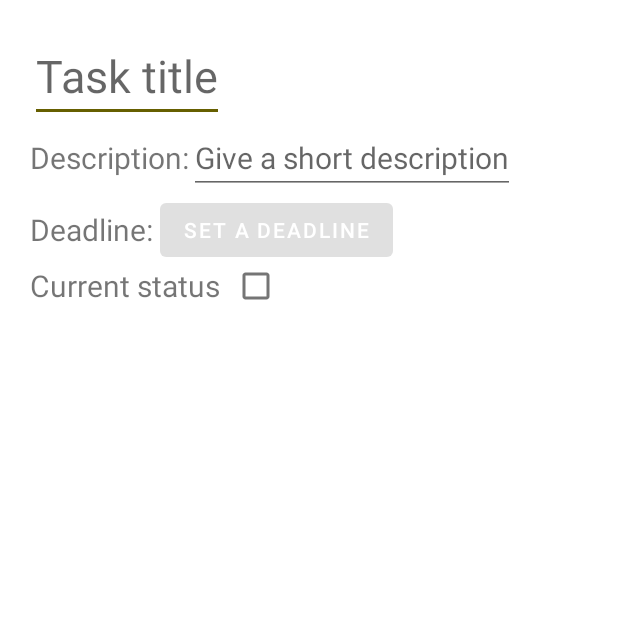
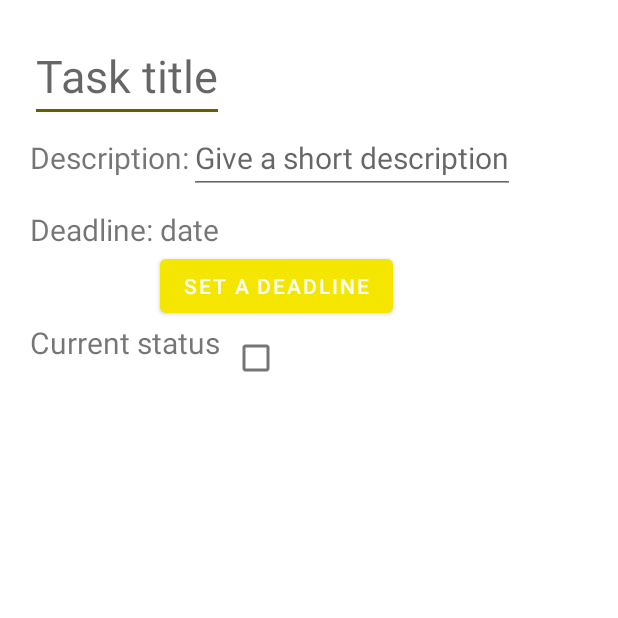
Before and after one commit to bounswe/2021SpringGroup12, an Android app: the fragment TaskFragmentEdit shown on its own in the app's theme, on a phone screen of 412 x 824 dp, the top half of it. Run offline under Robolectric (Android 15) with nearby library versions, the phone set to English and light mode, and no system bars; our stand-ins replace ButterKnife; network calls fail; 12 statements that could not run were skipped.

Commit message:
deadline choosing calendar feature added for taskedit and routineedit pages

```diff
--- a/application/android/app/src/main/java/com/group12/beabee/models/responses/Entity.java
+++ b/application/android/app/src/main/java/com/group12/beabee/models/responses/Entity.java
@@ -15,7 +15,7 @@ public class Entity implements Serializable {
     @SerializedName("mainGoal_id")
     public int mainGoalId;
     public String createdAt;
-    public String deadline = null;
+    public String deadline;
     public String rating = null;
     public String period = null;
     public String created = null;
--- a/application/android/app/src/main/java/com/group12/beabee/models/responses/RoutineDTO.java
+++ b/application/android/app/src/main/java/com/group12/beabee/models/responses/RoutineDTO.java
@@ -15,7 +15,7 @@ public class RoutineDTO implements Serializable {
     @SerializedName("mainGoal_id")
     public int mainGoalId;
     public String createdAt;
-    public String deadline = null;
+    public String deadline;
     public String rating = null;
     public String period = null;
     public String created = null;
--- a/application/android/app/src/main/java/com/group12/beabee/models/responses/TaskDTO.java
+++ b/application/android/app/src/main/java/com/group12/beabee/models/responses/TaskDTO.java
@@ -3,6 +3,7 @@ package com.group12.beabee.models.responses;
 import com.google.gson.annotations.SerializedName;
 
 import java.io.Serializable;
+import java.util.Date;
 
 public class TaskDTO implements Serializable {
     public String title;
@@ -15,8 +16,9 @@ public class TaskDTO implements Serializable {
     @SerializedName("mainGoal_id")
     public int mainGoalId;
     public String createdAt;
-    public String deadline = null;
+    public String deadline;
     public String rating = null;
     public String period = null;
     public String created = null;
+
 }
--- a/application/android/app/src/main/java/com/group12/beabee/views/entities/RoutineFragment.java
+++ b/application/android/app/src/main/java/com/group12/beabee/views/entities/RoutineFragment.java
@@ -34,6 +34,8 @@ public class RoutineFragment extends BaseEntityListBottomFragment {
     TextView tvDescription;
     @BindView(R.id.cb_isDone)
     CheckBox cbIsDone;
+    @BindView(R.id.tv_dateSelected)
+    TextView tvDateSelected;
     private RoutineDTO routineDTO;
 
 
@@ -100,6 +102,7 @@ public class RoutineFragment extends BaseEntityListBottomFragment {
         tvTitle.setText(data.title);
         tvDescription.setText(data.description);
         cbIsDone.setChecked(data.isDone);
+        tvDateSelected.setText(data.deadline);
     }
 
     @Override
--- a/application/android/app/src/main/java/com/group12/beabee/views/entities/TaskFragment.java
+++ b/application/android/app/src/main/java/com/group12/beabee/views/entities/TaskFragment.java
@@ -34,6 +34,8 @@ public class TaskFragment extends BaseEntityListBottomFragment {
     TextView tvDescription;
     @BindView(R.id.cb_isDone)
     CheckBox cbIsDone;
+    @BindView(R.id.tv_dateSelected)
+    TextView tvDateSelected;
     private TaskDTO taskDTO;
 
 
@@ -99,6 +101,9 @@ public class TaskFragment extends BaseEntityListBottomFragment {
         tvTitle.setText(data.title);
         tvDescription.setText(data.description);
         cbIsDone.setChecked(data.isDone);
+        tvDateSelected.setText(data.deadline);
+
+
     }
 
     @Override
--- a/application/android/app/src/main/java/com/group12/beabee/views/entities/TaskFragmentEdit.java
+++ b/application/android/app/src/main/java/com/group12/beabee/views/entities/TaskFragmentEdit.java
@@ -1,14 +1,22 @@
 package com.group12.beabee.views.entities;
 
+import android.app.DatePickerDialog;
+import android.os.Build;
 import android.os.Bundle;
 
 import androidx.annotation.NonNull;
 import androidx.annotation.Nullable;
+import androidx.annotation.RequiresApi;
 import androidx.fragment.app.Fragment;
+import androidx.fragment.app.DialogFragment;
 
 import android.view.View;
+import android.widget.Button;
 import android.widget.CheckBox;
+import android.widget.DatePicker;
 import android.widget.EditText;
+import android.widget.TextView;
+import android.widget.Toast;
 
 import com.group12.beabee.BeABeeApplication;
 import com.group12.beabee.R;
@@ -19,7 +27,11 @@ import com.group12.beabee.models.responses.TaskDTO;
 import com.group12.beabee.views.BaseInnerFragment;
 import com.group12.beabee.views.MainStructure.PageMode;
 
+import java.text.DateFormat;
+import java.util.Calendar;
+
 import butterknife.BindView;
+import butterknife.OnClick;
 import retrofit2.Call;
 import retrofit2.Callback;
 import retrofit2.Response;
@@ -29,7 +41,7 @@ import retrofit2.Response;
  * Use the {@link TaskFragmentEdit#newInstance} factory method to
  * create an instance of this fragment.
  */
-public class TaskFragmentEdit extends BaseInnerFragment {
+public class TaskFragmentEdit extends BaseInnerFragment implements DatePickerDialog.OnDateSetListener {
 
     @BindView(R.id.et_title)
     EditText etTitle;
@@ -37,6 +49,10 @@ public class TaskFragmentEdit extends BaseInnerFragment {
     EditText etDescription;
     @BindView(R.id.cb_isDone)
     CheckBox cbIsDone;
+    @BindView(R.id.tv_deadline)
+    TextView tvDeadline;
+    @BindView(R.id.btn_pickDate)
+    Button btnPickDate;
 
     private TaskDTO taskDTO;
 
@@ -72,6 +88,17 @@ public class TaskFragmentEdit extends BaseInnerFragment {
         etTitle.setText(taskDTO.title);
         etDescription.setText(taskDTO.description);
         cbIsDone.setChecked(taskDTO.isDone);
+        tvDeadline.setText(taskDTO.deadline);
+        //Button button = (Button) findViewById(R.id.btn_pickDate);
+//        btnPickDate.setOnClickListener(new View.OnClickListener() {
+//            @OnClick
+//            public void onClick(View v) {
+//
+//                //Toast.makeText(this, "Click event works.", Toast.LENGTH_SHORT).show();
+//                DialogFragment datePicker = new DeadlineCalendarFragment(this);
+//                datePicker.show(getChildFragmentManager(), "date picker");
+//            }
+//        });
     }
 
     @Override
@@ -88,6 +115,7 @@ public class TaskFragmentEdit extends BaseInnerFragment {
         taskDTO.title = etTitle.getText().toString();
         taskDTO.description = etDescription.getText().toString();
         taskDTO.isDone = cbIsDone.isChecked();
+        taskDTO.deadline = tvDeadline.getText().toString();
         service.updateTask(taskDTO.id, taskDTO).enqueue(new Callback<BasicResponse>() {
             @Override
             public void onResponse(Call<BasicResponse> call, Response<BasicResponse> response) {
@@ -117,4 +145,35 @@ public class TaskFragmentEdit extends BaseInnerFragment {
     protected int GetLayoutId() {
         return R.layout.fragment_task_edit;
     }
+
+    @RequiresApi(api = Build.VERSION_CODES.O)
+    @Override
+    public void onDateSet(DatePicker view, int year, int month, int dayOfMonth) {
+        Calendar c = Calendar.getInstance();
+        c.set(Calendar.YEAR, year);
+        c.set(Calendar.MONTH, month);
+        c.set(Calendar.DAY_OF_MONTH, dayOfMonth);
+        String dateString = c.toInstant().toString();
+//
+//
+        tvDeadline.setText(dateString);
+        //String currentDateString = DateFormat.getDateInstance(DateFormat.FULL).format(c.getTime());
+
+
+       // tvDeadline.setText(currentDateString);
+
+    }
+
+    @OnClick(R.id.btn_pickDate)
+    public void onClick(View view) {
+//        Calendar c = Calendar.getInstance();
+//        int year = c.get(Calendar.YEAR);
+//        int month = c.get(Calendar.MONTH);
+//        int day = c.get(Calendar.DAY_OF_MONTH);
+
+        //DialogFragment datePicker = new DatePickerDialog(getContext(), (DatePickerDialog.OnDateSetListener) getContext(), year, month, day);
+        DialogFragment datePicker = new DeadlineCalendarFragment(this);
+        datePicker.show(getActivity().getSupportFragmentManager(), "date picker");
+    }
+
 }
--- a/application/android/app/src/main/res/layout/fragment_task_edit.xml
+++ b/application/android/app/src/main/res/layout/fragment_task_edit.xml
@@ -55,36 +55,45 @@
             app:layout_constraintTop_toBottomOf="@+id/et_description" />
 
 
+        <TextView
+            android:id="@+id/tv_deadline"
+            android:layout_width="wrap_content"
+            android:layout_height="wrap_content"
+            android:layout_marginTop="10dp"
+            android:text="date "
+            android:textSize="20sp"
+            app:layout_constraintStart_toEndOf="@+id/tv_dateTitle"
+            app:layout_constraintTop_toBottomOf="@+id/et_description" />
+
         <Button
             android:id="@+id/btn_pickDate"
             android:layout_width="wrap_content"
             android:layout_height="wrap_content"
             android:clickable="true"
+            android:enabled="true"
             android:focusable="true"
             android:foreground="?android:attr/selectableItemBackground"
             android:text="Set a Deadline"
             android:textColor="@android:color/white"
-            android:enabled="false"
             app:layout_constraintStart_toEndOf="@+id/tv_dateTitle"
-            app:layout_constraintTop_toBottomOf="@+id/et_description" />
+            app:layout_constraintTop_toBottomOf="@+id/tv_deadline" />
 
 
         <TextView
             android:id="@+id/tv_statusTitle"
             android:layout_width="wrap_content"
             android:layout_height="wrap_content"
-            android:layout_marginTop="10dp"
             android:text="Current status"
             android:textSize="20sp"
             app:layout_constraintStart_toStartOf="parent"
-            app:layout_constraintTop_toBottomOf="@+id/tv_dateTitle"/>
+            app:layout_constraintTop_toBottomOf="@+id/btn_pickDate" />
 
         <CheckBox
             android:id="@+id/cb_isDone"
             android:layout_width="wrap_content"
             android:layout_height="wrap_content"
             app:layout_constraintStart_toEndOf="@+id/tv_statusTitle"
-            app:layout_constraintTop_toBottomOf="@+id/tv_dateTitle" />
+            app:layout_constraintTop_toBottomOf="@+id/btn_pickDate" />
 
 
 
```
Also changed, not shown: application/android/app/src/main/java/com/group12/beabee/views/entities/DeadlineCalendarFragment.java (added, +39 -0 lines), application/android/app/src/main/java/com/group12/beabee/views/entities/RoutineFragmentEdit.java (+47 -1 lines), application/android/app/src/main/res/layout/fragment_routine_edit.xml (+13 -2 lines).
